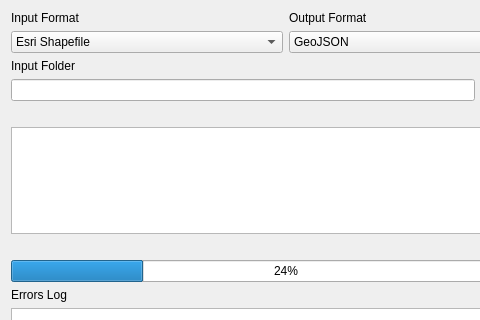
thangqd/HCMGIS, file forms/hcmgis_format_convert_form.ui: the form before one commit; both pictures show x 0 to 480 and y 0 to 320 of the 572 by 454 pixel window.
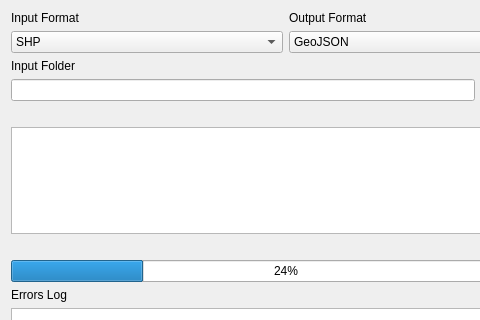
The form after the commit.

```diff
--- a/forms/hcmgis_format_convert_form.ui
+++ b/forms/hcmgis_format_convert_form.ui
@@ -93,7 +93,7 @@
       <widget class="QComboBox" name="cboInputFormat">
        <item>
         <property name="text">
-         <string>Esri Shapefile</string>
+         <string>SHP</string>
         </property>
        </item>
        <item>
```
Left out of the diff: 12 changed lines with no effect on the pictures.
